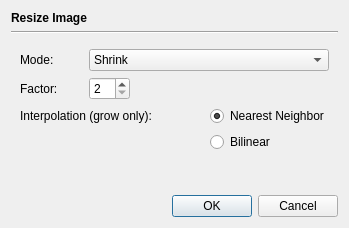
The window that src/plugins/opresizedialog.ui (braeun/FitsIP) describes before a commit, drawn with Qt 5.
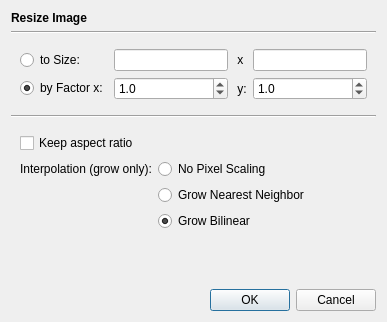
The same window after the commit.

The edit to the form file:
```diff
--- a/src/plugins/opresizedialog.ui
+++ b/src/plugins/opresizedialog.ui
@@ -6,8 +6,8 @@
    <rect>
     <x>0</x>
     <y>0</y>
-    <width>349</width>
-    <height>228</height>
+    <width>387</width>
+    <height>322</height>
    </rect>
   </property>
   <property name="windowTitle">
@@ -18,7 +18,6 @@
     <widget class="QLabel" name="label">
      <property name="font">
       <font>
-       <weight>75</weight>
        <bold>true</bold>
       </font>
      </property>
@@ -38,80 +37,168 @@
     <widget class="QWidget" name="widget" native="true">
      <layout class="QGridLayout" name="gridLayout">
       <item row="1" column="0">
-       <widget class="QLabel" name="label_2">
+       <widget class="QRadioButton" name="factorButton">
         <property name="text">
-         <string>Factor:</string>
+         <string>by Factor x:</string>
         </property>
+        <property name="checked">
+         <bool>true</bool>
+        </property>
+        <attribute name="buttonGroup">
+         <string notr="true">buttonGroup</string>
+        </attribute>
        </widget>
       </item>
-      <item row="0" column="0">
+      <item row="1" column="2">
        <widget class="QLabel" name="label_4">
         <property name="text">
-         <string>Mode:</string>
+         <string> y:</string>
         </property>
        </widget>
       </item>
-      <item row="3" column="2">
+      <item row="0" column="2">
+       <widget class="QLabel" name="label_5">
+        <property name="text">
+         <string> x </string>
+        </property>
+       </widget>
+      </item>
+      <item row="0" column="3">
+       <widget class="QLineEdit" name="heightField"/>
+      </item>
+      <item row="1" column="1">
+       <widget class="QDoubleSpinBox" name="xFactorSpinner">
+        <property name="decimals">
+         <number>1</number>
+        </property>
+        <property name="minimum">
+         <double>0.100000000000000</double>
+        </property>
+        <property name="maximum">
+         <double>5.000000000000000</double>
+        </property>
+        <property name="singleStep">
+         <double>0.100000000000000</double>
+        </property>
+        <property name="value">
+         <double>1.000000000000000</double>
+        </property>
+       </widget>
+      </item>
+      <item row="0" column="1">
+       <widget class="QLineEdit" name="widthField"/>
+      </item>
+      <item row="1" column="3">
+       <widget class="QDoubleSpinBox" name="yFactorSpinner">
+        <property name="decimals">
+         <number>1</number>
+        </property>
+        <property name="minimum">
+         <double>0.100000000000000</double>
+        </property>
+        <property name="maximum">
+         <double>5.000000000000000</double>
+        </property>
+        <property name="singleStep">
+         <double>0.100000000000000</double>
+        </property>
+        <property name="value">
+         <double>1.000000000000000</double>
+        </property>
+       </widget>
+      </item>
+      <item row="0" column="0">
+       <widget class="QRadioButton" name="sizeButton">
+        <property name="text">
+         <string>to Size:</string>
+        </property>
+        <attribute name="buttonGroup">
+         <string notr="true">buttonGroup</string>
+        </attribute>
+       </widget>
+      </item>
+     </layout>
+    </widget>
+   </item>
+   <item>
+    <widget class="Line" name="line_2">
+     <property name="orientation">
+      <enum>Qt::Horizontal</enum>
+     </property>
+    </widget>
+   </item>
+   <item>
+    <widget class="QWidget" name="widget" native="true">
+     <layout class="QGridLayout" name="gridLayout_2">
+      <property name="leftMargin">
+       <number>9</number>
+      </property>
+      <property name="topMargin">
+       <number>9</number>
+      </property>
+      <property name="rightMargin">
+       <number>9</number>
+      </property>
+      <property name="bottomMargin">
+       <number>9</number>
+      </property>
+      <item row="3" column="1">
        <widget class="QRadioButton" name="bilinearButton">
         <property name="text">
-         <string>Bilinear</string>
-        </property>
-       </widget>
-      </item>
-      <item row="2" column="2">
-       <widget class="QRadioButton" name="nearestNeighborButton">
-        <property name="text">
-         <string>Nearest Neighbor</string>
+         <string>Grow Bilinear</string>
         </property>
         <property name="checked">
          <bool>true</bool>
         </property>
        </widget>
       </item>
-      <item row="2" column="0" colspan="2">
+      <item row="1" column="0">
        <widget class="QLabel" name="label_3">
-        <property name="text">
-         <string>Interpolation (grow only):</string>
-        </property>
-       </widget>
-      </item>
-      <item row="1" column="1" colspan="2">
-       <widget class="QSpinBox" name="factorBox">
-        <property name="sizePolicy">
-         <sizepolicy hsizetype="Fixed" vsizetype="Fixed">
-          <horstretch>0</horstretch>
-          <verstretch>0</verstretch>
-         </sizepolicy>
-        </property>
-        <property name="minimum">
-         <number>2</number>
-        </property>
-        <property name="maximum">
-         <number>10</number>
-        </property>
-       </widget>
-      </item>
-      <item row="0" column="1" colspan="2">
-       <widget class="QComboBox" name="modeBox">
         <property name="sizePolicy">
          <sizepolicy hsizetype="Preferred" vsizetype="Fixed">
+          <horstretch>0</horstretch>
+          <verstretch>0</verstretch>
+         </sizepolicy>
+        </property>
+        <property name="text">
+         <string>Interpolation (grow only):</string>
+        </property>
+       </widget>
+      </item>
+      <item row="0" column="0">
+       <widget class="QCheckBox" name="keepAspectRatioBox">
+        <property name="text">
+         <string>Keep aspect ratio</string>
+        </property>
+       </widget>
+      </item>
+      <item row="2" column="1">
+       <widget class="QRadioButton" name="nearestNeighborButton">
+        <property name="sizePolicy">
+         <sizepolicy hsizetype="Minimum" vsizetype="Fixed">
           <horstretch>1</horstretch>
           <verstretch>0</verstretch>
          </sizepolicy>
         </property>
-        <property name="currentIndex">
-         <number>1</number>
+        <property name="text">
+         <string>Grow Nearest Neighbor</string>
         </property>
-        <item>
-         <property name="text">
-          <string>Grow</string>
-         </property>
-        </item>
-        <item>
-         <property name="text">
-          <string>Shrink</string>
-         </property>
-        </item>
+        <property name="checked">
+         <bool>false</bool>
+        </property>
+        <attribute name="buttonGroup">
+         <string notr="true">buttonGroup_2</string>
+        </attribute>
+       </widget>
+      </item>
+      <item row="1" column="1">
+       <widget class="QRadioButton" name="noScalingButton">
+        <property name="text">
+         <string>No Pixel Scaling</string>
+        </property>
+        <attribute name="buttonGroup">
+         <string notr="true">buttonGroup_2</string>
+        </attribute>
        </widget>
       </item>
      </layout>
```
Left out of the diff: 7 changed lines with no effect on the pictures.
